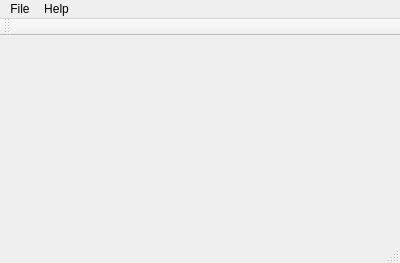
This is mainwindow.ui in aleax/simplex as Qt 5 draws it before an edit. The edited form follows.
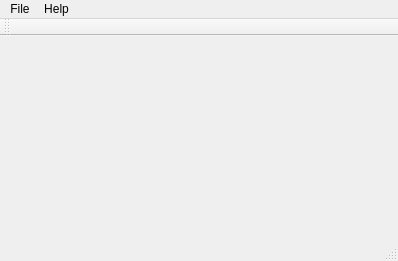
This is the edited form.

Patch:
```diff
--- a/mainwindow.ui
+++ b/mainwindow.ui
@@ -6,8 +6,8 @@
    <rect>
     <x>0</x>
     <y>0</y>
-    <width>400</width>
-    <height>263</height>
+    <width>398</width>
+    <height>261</height>
    </rect>
   </property>
   <property name="windowTitle">
@@ -19,7 +19,7 @@
     <rect>
      <x>0</x>
      <y>0</y>
-     <width>400</width>
+     <width>398</width>
      <height>23</height>
     </rect>
    </property>
@@ -44,7 +44,7 @@
     <enum>TopToolBarArea</enum>
    </attribute>
    <attribute name="toolBarBreak">
-    <bool>false</bool>
+    <bool>true</bool>
    </attribute>
   </widget>
   <widget class="QStatusBar" name="statusBar"/>
```
